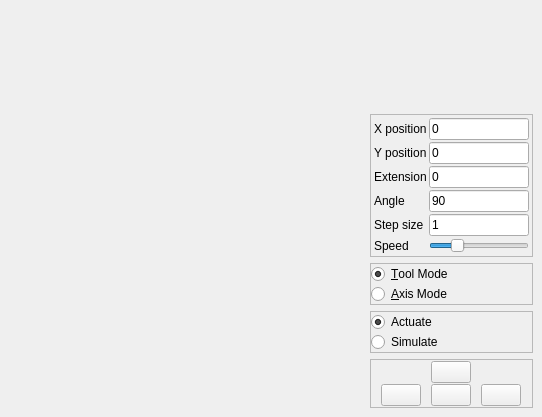
This is gui/widget/RobotMovementWidget.ui in Kaldie/GeRoBot as Qt 5 draws it before an edit. The edited form follows.
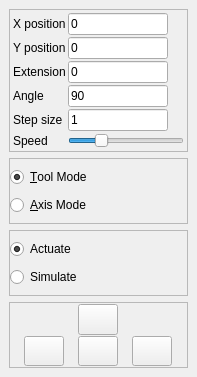
This is the edited form.

Diff of the .ui file:
```diff
--- a/gui/widget/RobotMovementWidget.ui
+++ b/gui/widget/RobotMovementWidget.ui
@@ -6,8 +6,8 @@
    <rect>
     <x>0</x>
     <y>0</y>
-    <width>542</width>
-    <height>417</height>
+    <width>197</width>
+    <height>377</height>
    </rect>
   </property>
   <property name="windowTitle">
@@ -30,23 +30,6 @@
     <number>0</number>
    </property>
    <item row="0" column="0">
-    <widget class="QWidget" name="robotCanvas" native="true">
-     <property name="minimumSize">
-      <size>
-       <width>250</width>
-       <height>250</height>
-      </size>
-     </property>
-     <property name="autoFillBackground">
-      <bool>false</bool>
-     </property>
-     <property name="styleSheet">
-      <string notr="true"/>
-     </property>
-     <layout class="QHBoxLayout" name="horizontalLayout"/>
-    </widget>
-   </item>
-   <item row="0" column="1">
     <widget class="QFrame" name="frame">
      <property name="frameShape">
       <enum>QFrame::NoFrame</enum>
@@ -55,19 +38,6 @@
       <enum>QFrame::Raised</enum>
      </property>
      <layout class="QVBoxLayout" name="verticalLayout_2">
-      <item>
-       <spacer name="verticalSpacer">
-        <property name="orientation">
-         <enum>Qt::Vertical</enum>
-        </property>
-        <property name="sizeHint" stdset="0">
-         <size>
-          <width>20</width>
-          <height>40</height>
-         </size>
-        </property>
-       </spacer>
-      </item>
       <item>
        <widget class="QFrame" name="PostionDisplayFrame">
         <property name="toolTip">
@@ -284,7 +254,7 @@
             <string>1</string>
            </property>
            <property name="readOnly">
-            <bool>true</bool>
+            <bool>false</bool>
            </property>
           </widget>
          </item>
```
Left out of the diff: 2 changed lines with no effect on the pictures.
